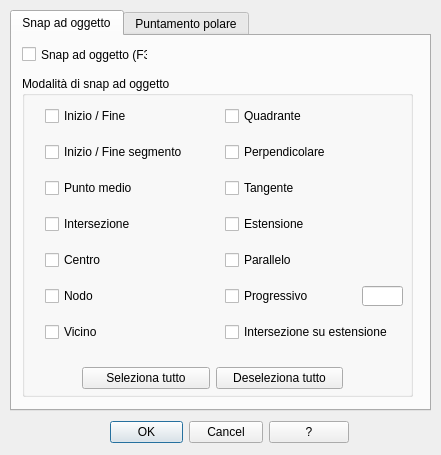
geosim/QAD, file qad_dsettings.ui: the form before one commit.
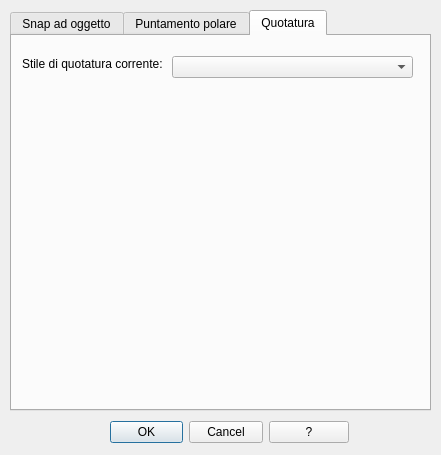
The form after the commit. Icons and pictures are not drawn.

What changed in the file:
```diff
--- a/qad_dsettings.ui
+++ b/qad_dsettings.ui
@@ -35,7 +35,7 @@
     </rect>
    </property>
    <property name="currentIndex">
-    <number>0</number>
+    <number>2</number>
    </property>
    <widget class="QWidget" name="tab_1">
     <attribute name="title">
@@ -571,6 +571,37 @@
      </widget>
     </widget>
    </widget>
+   <widget class="QWidget" name="tab_3">
+    <attribute name="title">
+     <string>Quotatura</string>
+    </attribute>
+    <widget class="QComboBox" name="comboBox_current_dim_style">
+     <property name="geometry">
+      <rect>
+       <x>160</x>
+       <y>20</y>
+       <width>241</width>
+       <height>22</height>
+      </rect>
+     </property>
+     <property name="insertPolicy">
+      <enum>QComboBox::InsertAlphabetically</enum>
+     </property>
+    </widget>
+    <widget class="QLabel" name="label_current_dim_style">
+     <property name="geometry">
+      <rect>
+       <x>10</x>
+       <y>20</y>
+       <width>141</width>
+       <height>16</height>
+      </rect>
+     </property>
+     <property name="text">
+      <string>Stile di quotatura corrente:</string>
+     </property>
+    </widget>
+   </widget>
   </widget>
   <widget class="QWidget" name="layoutWidget">
    <property name="geometry">
```
